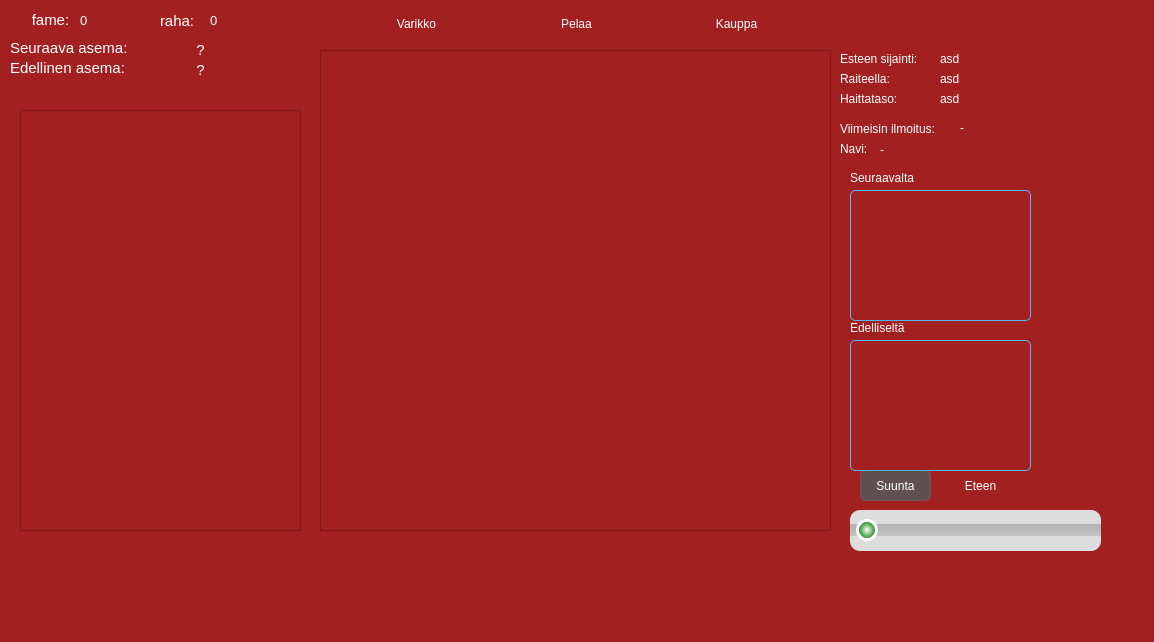
Old version of the form TrainGame/TrainGame/mainwindow.ui in the repository MilanFIN/TrainGame.
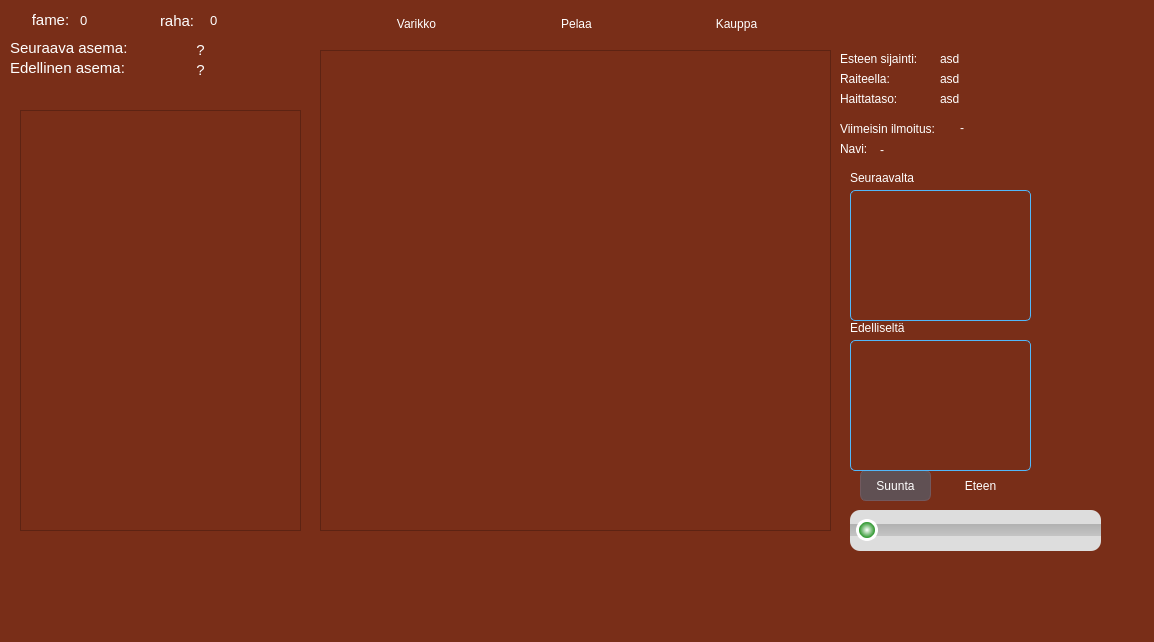
New version of the form.

Diff of the .ui file:
```diff
--- a/TrainGame/TrainGame/mainwindow.ui
+++ b/TrainGame/TrainGame/mainwindow.ui
@@ -32,7 +32,7 @@
    <string>TrainGame</string>
   </property>
   <property name="styleSheet">
-   <string notr="true">		background-color: 	#a32020;</string>
+   <string notr="true">		background-color: 	#792e18;</string>
   </property>
   <widget class="QWidget" name="centralWidget">
    <widget class="QStackedWidget" name="stackedWidget">
```
